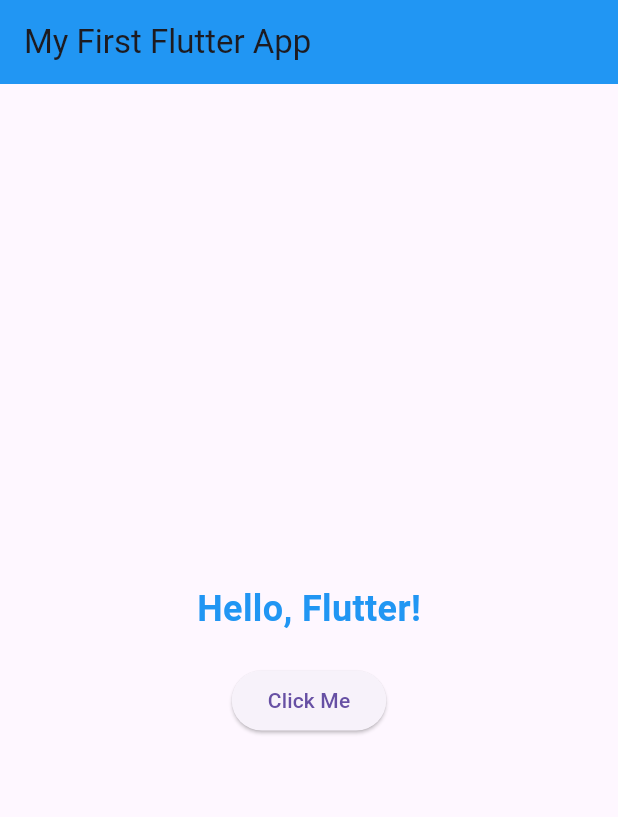
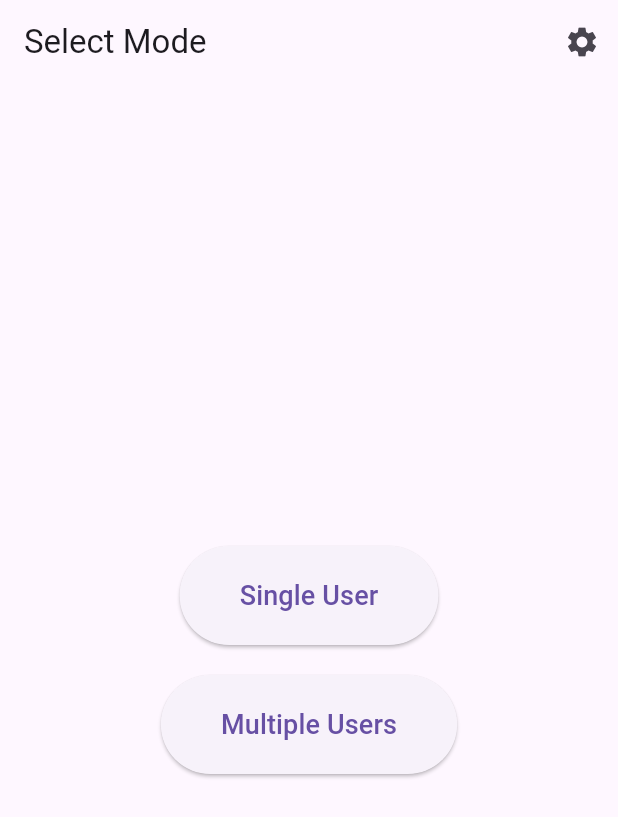
Before and after one commit to KinGorbaZ/Topsa_Flutter_App, a Flutter app: the screen it shows after launch, on a phone screen of 412 x 824 dp. Shown: the top 817 px of the screen. Run offline on Flutter 3.47's test engine with Material 3 defaults, Android fonts, the phone set to English and light mode, and no system bars.

Commit message:
Main Screen and Language support

```diff
--- a/lib/app.dart
+++ b/lib/app.dart
@@ -1,18 +1,47 @@
 // app.dart
 import 'package:flutter/material.dart';
+import 'package:provider/provider.dart';
+import 'screens/user_selection_screen.dart';
 import 'screens/home_screen.dart';
+import 'screens/settings_screen.dart';
+import 'models/app_settings.dart';
+import 'package:flutter_localizations/flutter_localizations.dart';
+import 'l10n/app_localizations_delegate.dart';
 
 class MyFirstApp extends StatelessWidget {
   const MyFirstApp({Key? key}) : super(key: key);
 
   @override
   Widget build(BuildContext context) {
-    return MaterialApp(
-      title: 'My First Flutter App',
-      theme: ThemeData(
-        primarySwatch: Colors.blue,
+    return ChangeNotifierProvider(
+      create: (_) => AppSettings(),
+      child: Consumer<AppSettings>(
+        builder: (context, settings, child) {
+          return MaterialApp(
+            title: 'My First Flutter App',
+            theme: ThemeData(
+              primarySwatch: Colors.blue,
+            ),
+            locale: settings.locale,
+            supportedLocales: const [
+              Locale('en'),
+              Locale('he'),
+            ],
+            localizationsDelegates: const [
+              AppLocalizationsDelegate(),
+              GlobalMaterialLocalizations.delegate,
+              GlobalWidgetsLocalizations.delegate,
+              GlobalCupertinoLocalizations.delegate,
+            ],
+            initialRoute: '/',
+            routes: {
+              '/': (context) => const UserSelectionScreen(),
+              '/home': (context) => const HomeScreen(),
+              '/settings': (context) => const SettingsScreen(),
+            },
+          );
+        },
       ),
-      home: const HomeScreen(),
     );
   }
 }
--- /dev/null
+++ b/lib/l10n/app_localizations.dart
@@ -0,0 +1,44 @@
+// lib/l10n/app_localizations.dart
+import 'package:flutter/material.dart';
+
+class AppLocalizations {
+  AppLocalizations(this.locale);
+
+  final Locale locale;
+
+  static AppLocalizations of(BuildContext context) {
+    return Localizations.of<AppLocalizations>(context, AppLocalizations)!;
+  }
+
+  static const _localizedValues = {
+    'en': {
+      'selectMode': 'Select Mode',
+      'singleUser': 'Single User',
+      'multipleUsers': 'Multiple Users',
+      'settings': 'Settings',
+      'language': 'Language',
+      'english': 'English',
+      'hebrew': 'Hebrew',
+    },
+    'he': {
+      'selectMode': 'בחר מצב',
+      'singleUser': 'משתמש יחיד',
+      'multipleUsers': 'משתמשים מרובים',
+      'settings': 'הגדרות',
+      'language': 'שפה',
+      'english': 'אנגלית',
+      'hebrew': 'עברית',
+    },
+  };
+
+  String get selectMode =>
+      _localizedValues[locale.languageCode]!['selectMode']!;
+  String get singleUser =>
+      _localizedValues[locale.languageCode]!['singleUser']!;
+  String get multipleUsers =>
+      _localizedValues[locale.languageCode]!['multipleUsers']!;
+  String get settings => _localizedValues[locale.languageCode]!['settings']!;
+  String get language => _localizedValues[locale.languageCode]!['language']!;
+  String get english => _localizedValues[locale.languageCode]!['english']!;
+  String get hebrew => _localizedValues[locale.languageCode]!['hebrew']!;
+}
--- /dev/null
+++ b/lib/l10n/app_localizations_delegate.dart
@@ -0,0 +1,18 @@
+// lib/l10n/app_localizations_delegate.dart
+import 'package:flutter/material.dart';
+import 'app_localizations.dart';
+
+class AppLocalizationsDelegate extends LocalizationsDelegate<AppLocalizations> {
+  const AppLocalizationsDelegate();
+
+  @override
+  bool isSupported(Locale locale) => ['en', 'he'].contains(locale.languageCode);
+
+  @override
+  Future<AppLocalizations> load(Locale locale) async {
+    return AppLocalizations(locale);
+  }
+
+  @override
+  bool shouldReload(AppLocalizationsDelegate old) => false;
+}
--- /dev/null
+++ b/lib/models/app_settings.dart
@@ -0,0 +1,13 @@
+// lib/models/app_settings.dart
+import 'package:flutter/material.dart';
+
+class AppSettings extends ChangeNotifier {
+  Locale _locale = const Locale('en');
+
+  Locale get locale => _locale;
+
+  void setLocale(Locale locale) {
+    _locale = locale;
+    notifyListeners();
+  }
+}
--- /dev/null
+++ b/lib/screens/settings_screen.dart
@@ -0,0 +1,49 @@
+// screens/settings_screen.dart
+import 'package:flutter/material.dart';
+import 'package:provider/provider.dart';
+import '../models/app_settings.dart';
+import '../l10n/app_localizations.dart';
+
+class SettingsScreen extends StatelessWidget {
+  const SettingsScreen({Key? key}) : super(key: key);
+
+  @override
+  Widget build(BuildContext context) {
+    final localizations = AppLocalizations.of(context);
+
+    return Scaffold(
+      appBar: AppBar(
+        title: Text(localizations.settings),
+      ),
+      body: Consumer<AppSettings>(
+        builder: (context, settings, child) {
+          return ListView(
+            children: [
+              ListTile(
+                title: Text(localizations.language),
+                trailing: DropdownButton<String>(
+                  value: settings.locale.languageCode,
+                  items: [
+                    DropdownMenuItem(
+                      value: 'en',
+                      child: Text(localizations.english),
+                    ),
+                    DropdownMenuItem(
+                      value: 'he',
+                      child: Text(localizations.hebrew),
+                    ),
+                  ],
+                  onChanged: (String? value) {
+                    if (value != null) {
+                      settings.setLocale(Locale(value));
+                    }
+                  },
+                ),
+              ),
+            ],
+          );
+        },
+      ),
+    );
+  }
+}
--- /dev/null
+++ b/lib/screens/user_selection_screen.dart
@@ -0,0 +1,56 @@
+// lib/screens/user_selection_screen.dart
+import 'package:flutter/material.dart';
+import '../l10n/app_localizations.dart';
+
+class UserSelectionScreen extends StatelessWidget {
+  const UserSelectionScreen({Key? key}) : super(key: key);
+
+  @override
+  Widget build(BuildContext context) {
+    final localizations = AppLocalizations.of(context);
+
+    return Scaffold(
+      appBar: AppBar(
+        title: Text(localizations.selectMode),
+        actions: [
+          IconButton(
+            icon: const Icon(Icons.settings),
+            onPressed: () {
+              Navigator.pushNamed(context, '/settings');
+            },
+          ),
+        ],
+      ),
+      body: Center(
+        child: Column(
+          mainAxisAlignment: MainAxisAlignment.center,
+          children: [
+            ElevatedButton(
+              style: ElevatedButton.styleFrom(
+                padding:
+                    const EdgeInsets.symmetric(horizontal: 40, vertical: 20),
+              ),
+              onPressed: () {
+                Navigator.pushNamed(context, '/home', arguments: false);
+              },
+              child: Text(localizations.singleUser,
+                  style: const TextStyle(fontSize: 18)),
+            ),
+            const SizedBox(height: 20),
+            ElevatedButton(
+              style: ElevatedButton.styleFrom(
+                padding:
+                    const EdgeInsets.symmetric(horizontal: 40, vertical: 20),
+              ),
+              onPressed: () {
+                Navigator.pushNamed(context, '/home', arguments: true);
+              },
+              child: Text(localizations.multipleUsers,
+                  style: const TextStyle(fontSize: 18)),
+            ),
+          ],
+        ),
+      ),
+    );
+  }
+}
--- a/pubspec.yaml
+++ b/pubspec.yaml
@@ -30,7 +30,10 @@ environment:
 dependencies:
   flutter:
     sdk: flutter
+  flutter_localizations:
+    sdk: flutter
   screen_brightness_platform_interface: ^1.0.1
+  provider: ^6.0.5
 
 
   # The following adds the Cupertino Icons font to your application.
```
Also changed, not shown: pubspec.lock.
